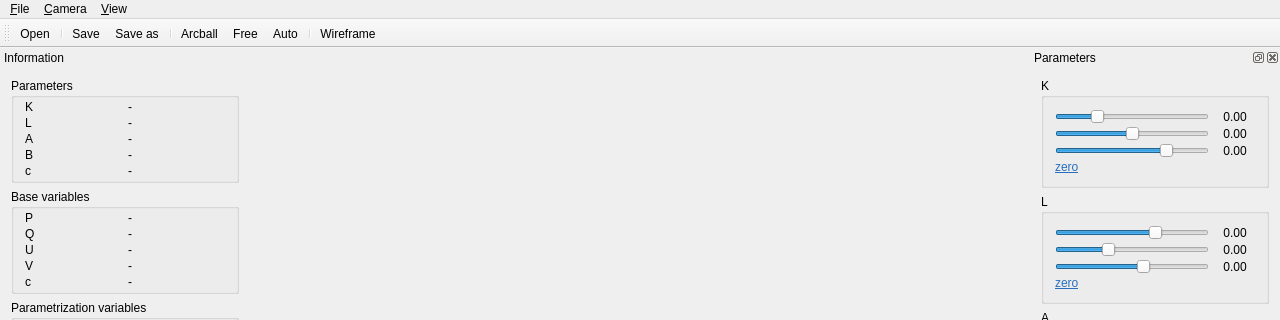
This is example/vis/mainwindow.ui in pdobrowo/libcs2 as Qt 5 draws it before an edit; both pictures show x 0 to 1280 and y 0 to 320 of the 1280 by 720 pixel window. The edited form follows.
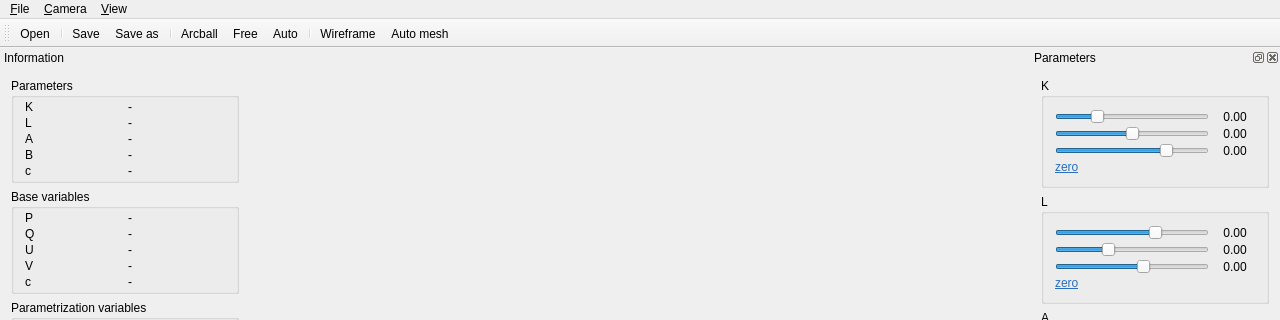
This is the edited form. Icons and pictures are not drawn.

Diff of the .ui file:
```diff
--- a/example/vis/mainwindow.ui
+++ b/example/vis/mainwindow.ui
@@ -1142,6 +1142,7 @@
    <addaction name="actionAutoCamera"/>
    <addaction name="separator"/>
    <addaction name="actionWireframe"/>
+   <addaction name="actionAutoMesh"/>
   </widget>
   <action name="actionArcballCamera">
    <property name="text">
@@ -1186,6 +1187,14 @@
     <string>&amp;Quit</string>
    </property>
   </action>
+  <action name="actionAutoMesh">
+   <property name="checkable">
+    <bool>true</bool>
+   </property>
+   <property name="text">
+    <string>Auto mesh</string>
+   </property>
+  </action>
  </widget>
  <layoutdefault spacing="6" margin="11"/>
  <resources>
```
Left out of the diff: 1 changed line with no effect on the pictures.
